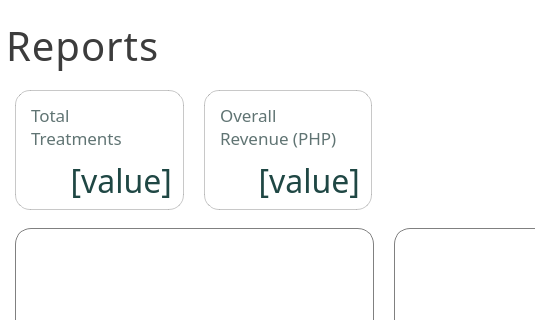
karlito20/AdoraFlowProject, file ui/PageReports.ui: the form before one commit; both pictures show x 0 to 535 and y 0 to 320 of the 767 by 607 pixel window.
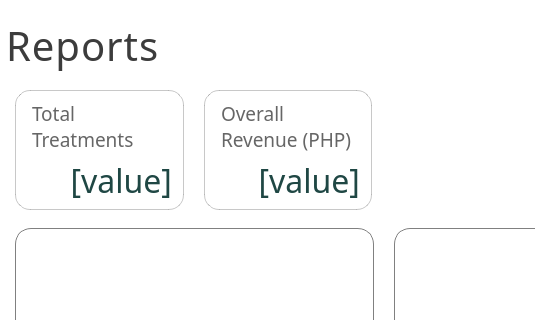
The form after the commit.

What changed in the file:
```diff
--- a/ui/PageReports.ui
+++ b/ui/PageReports.ui
@@ -571,7 +571,7 @@
 }
 
 #card1_label, #card2_label, #card3_label, #card4_label {
-	color: #607473;
+	color: rgba(60, 60, 60, 200);
 	padding-left: 3px;
 	padding-top: -15px; 
 }
@@ -627,7 +627,7 @@
               <property name="font">
                <font>
                 <family>Slate Medium</family>
-                <pointsize>13</pointsize>
+                <pointsize>14</pointsize>
                 <bold>false</bold>
                </font>
               </property>
@@ -722,7 +722,7 @@
               <property name="font">
                <font>
                 <family>Slate Medium</family>
-                <pointsize>13</pointsize>
+                <pointsize>14</pointsize>
                 <bold>false</bold>
                </font>
               </property>
```
